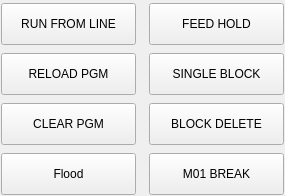
The window that user_buttons/template_user_buttons/template_user_buttons.ui (Edsonjanke/Cyberdino) describes before a commit, drawn with Qt 5.
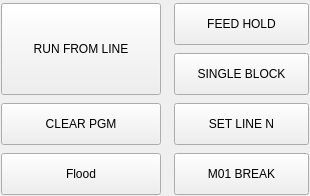
The same window after the commit. Custom widgets are drawn as their Qt base class.

Commit message: ZERO PECA com desgaste + UI: SET LINE N realocado, sem RELOAD PGM/APALPADOR

The edit to the form file:
```diff
--- a/user_buttons/template_user_buttons/template_user_buttons.ui
+++ b/user_buttons/template_user_buttons/template_user_buttons.ui
@@ -42,7 +42,7 @@
     <number>8</number>
    </property>
    <item row="2" column="2">
-    <widget class="ActionButton" name="block_delete_button">
+    <widget class="QPushButton" name="set_line_n_top_btn">
      <property name="sizePolicy">
       <sizepolicy hsizetype="Preferred" vsizetype="Fixed">
        <horstretch>0</horstretch>
@@ -70,7 +70,7 @@
 }</string>
      </property>
      <property name="text">
-      <string>BLOCK DELETE</string>
+      <string>SET LINE N</string>
      </property>
      <property name="checkable">
       <bool>true</bool>
@@ -194,24 +194,24 @@
      </property>
     </widget>
    </item>
-   <item row="0" column="0">
+   <item row="0" column="0" rowspan="2" colspan="1">
     <widget class="QPushButton" name="run_from_line_bottom_btn">
      <property name="sizePolicy">
-      <sizepolicy hsizetype="Preferred" vsizetype="Fixed">
+      <sizepolicy hsizetype="Preferred" vsizetype="Preferred">
        <horstretch>1</horstretch>
        <verstretch>0</verstretch>
       </sizepolicy>
      </property>
      <property name="minimumSize">
       <size>
-       <width>135</width>
-       <height>42</height>
+       <width>160</width>
+       <height>63</height>
       </size>
      </property>
      <property name="maximumSize">
       <size>
        <width>16777215</width>
-       <height>42</height>
+       <height>16777215</height>
       </size>
      </property>
      <property name="focusPolicy">
@@ -311,48 +311,6 @@
      </property>
     </widget>
    </item>
-   <item row="1" column="0">
-    <widget class="ActionButton" name="reload_program_button">
-     <property name="sizePolicy">
-      <sizepolicy hsizetype="Preferred" vsizetype="Fixed">
-       <horstretch>0</horstretch>
-       <verstretch>0</verstretch>
-      </sizepolicy>
-     </property>
-     <property name="minimumSize">
-      <size>
-       <width>135</width>
-       <height>42</height>
-      </size>
-     </property>
-     <property name="maximumSize">
-      <size>
-       <width>16777215</width>
-       <height>42</height>
-      </size>
-     </property>
-     <property name="focusPolicy">
-      <enum>Qt::NoFocus</enum>
-     </property>
-     <property name="layoutDirection">
-      <enum>Qt::LeftToRight</enum>
-     </property>
-     <property name="styleSheet">
-      <string notr="true">QPushButton {
-   	font: 15pt &quot;Bebas Kai&quot;;
-}</string>
-     </property>
-     <property name="text">
-      <string>RELOAD PGM</string>
-     </property>
-     <property name="checkable">
-      <bool>false</bool>
-     </property>
-     <property name="actionName" stdset="0">
-      <string>program.reload</string>
-     </property>
-    </widget>
-   </item>
    <item row="0" column="1">
     <widget class="QLabel" name="label">
      <property name="sizePolicy">
```
Left out of the diff: 6 changed lines with no effect on the pictures. The commit also changes 8 other files.
